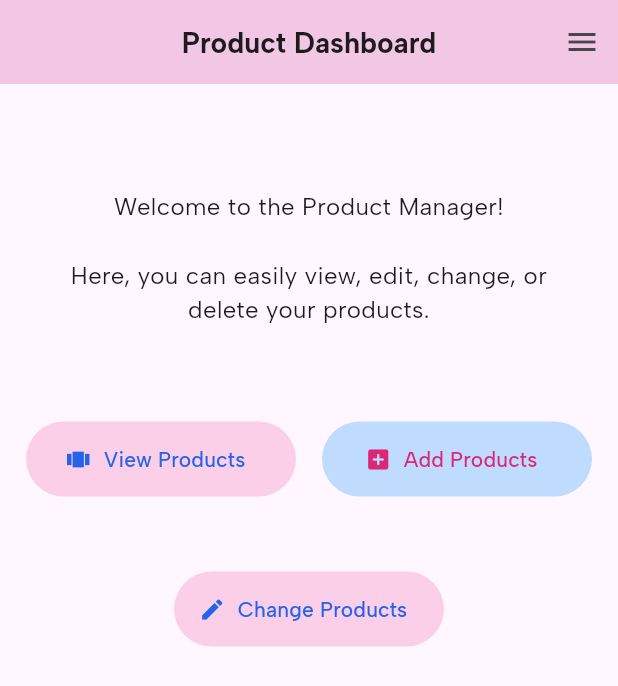
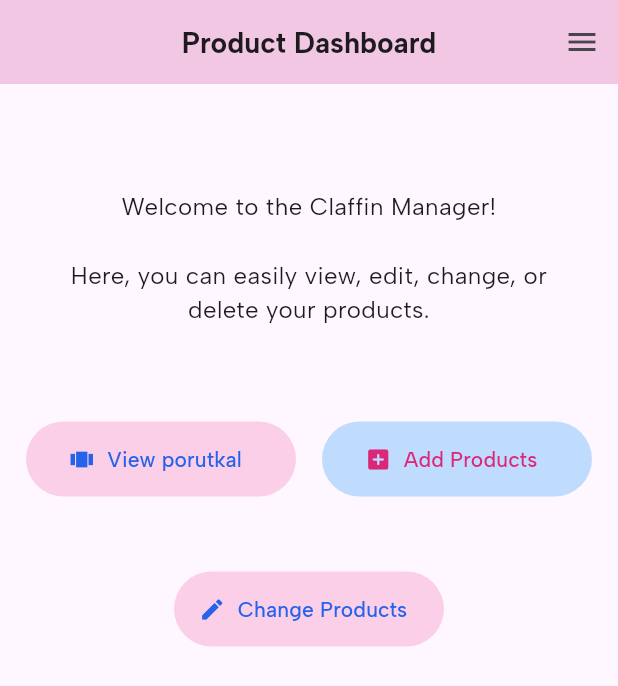
Before and after one commit to claf07/FLUTTER, a Flutter app: the screen it shows after launch, on a phone screen of 412 x 824 dp. Shown: the top 686 px of the screen. Run offline on Flutter 3.47's test engine with Material 3 defaults, Android fonts, the light colour scheme and no system bars; our stand-ins replace flutter_dotenv, google_fonts, image_picker; missing offline and left inert: cloudinary_public.

Commit message:
initial commit

```diff
--- a/frontend/lib/main.dart
+++ b/frontend/lib/main.dart
@@ -6,7 +6,6 @@ import '../pages/home.dart';
 import './product_provider.dart';
 
 void main() async {
-   WidgetsFlutterBinding.ensureInitialized();
   await dotenv.load(fileName: ".env");
   runApp(const MyApp());
 }
--- a/frontend/lib/pages/addproducts.dart
+++ b/frontend/lib/pages/addproducts.dart
@@ -131,12 +131,12 @@ class _MyFormState extends State<MyForm> {
           mainAxisAlignment: MainAxisAlignment.start,
           crossAxisAlignment: CrossAxisAlignment.start,
           children: [
-            Text('Product Name', style: TextStyle(fontSize: 15)),
+            Text('porutkal Name', style: TextStyle(fontSize: 15)),
             SizedBox(height: 10),
             TextField(
               controller: ProductName,
               decoration: InputDecoration(
-                labelText: 'Enter the Product Name',
+                labelText: 'Enter the porutkal Name',
                 floatingLabelBehavior: FloatingLabelBehavior.never,
                 border: OutlineInputBorder(),
                 labelStyle: TextStyle(fontSize: 13),
--- a/frontend/lib/pages/home.dart
+++ b/frontend/lib/pages/home.dart
@@ -40,7 +40,7 @@ class Homepage extends StatelessWidget {
              child:  Padding(
               padding: EdgeInsets.symmetric(vertical: 40, horizontal: 30),
               child: Text(
-                'Welcome to the Product Manager!\n\n'
+                'Welcome to the Claffin Manager!\n\n'
                 'Here, you can easily view, edit, change, or delete your products.\n',
                 textAlign:TextAlign.center,
                 softWrap: true,
@@ -63,7 +63,7 @@ class Homepage extends StatelessWidget {
                   },
 
                   icon: Icon(Icons.view_carousel),
-                  label: Text('View Products'),
+                  label: Text('View porutkal'),
                  style: OutlinedButton.styleFrom(
                   foregroundColor: Color(0xff2563EB),
                   backgroundColor: Color(0xfffbcfe8),
--- a/frontend/pubspec.yaml
+++ b/frontend/pubspec.yaml
@@ -38,12 +38,13 @@ dependencies:
   carousel_slider: ^4.2.1
   cached_network_image: ^3.3.0
   uuid: ^3.0.6
+  flutter_dotenv: ^5.2.1
 
   # The following adds the Cupertino Icons font to your application.
   # Use with the CupertinoIcons class for iOS style icons.
   cupertino_icons: ^1.0.8
   provider: ^6.1.4
-  flutter_dotenv: ^5.2.1
+
 
 dev_dependencies:
   flutter_test:
@@ -61,6 +62,9 @@ dev_dependencies:
 
 # The following section is specific to Flutter packages.
 flutter:
+  assets:
+    - .env
+
 
   # The following line ensures that the Material Icons font is
   # included with your application, so that you can use the icons in
```
